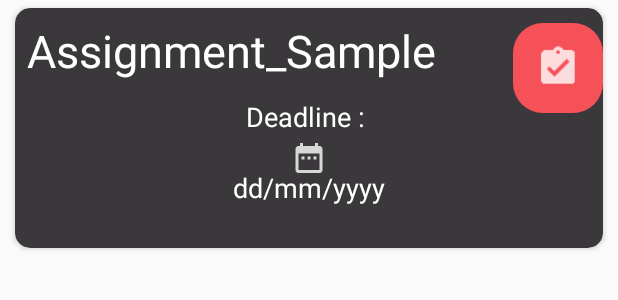
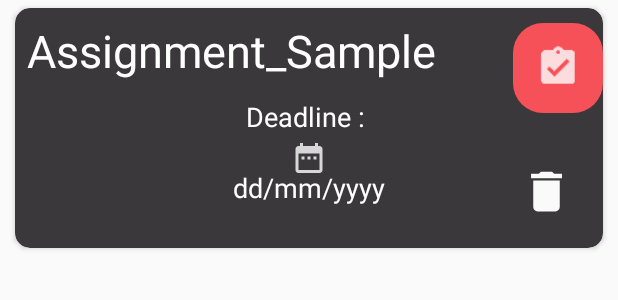
Before and after one commit to madris112/TTAPP, an Android app: the layout pdf_list_cardview.xml on its own in the app's theme, with its tools: preview values and no code run, on a phone screen of 412 x 824 dp. Shown: the top 300 px of the screen. Run offline under Robolectric (Android 15) with nearby library versions, the light colour scheme and no system bars.

Commit message:
delete item

```diff
--- a/app/src/main/java/com/example/ttapp/todaydeadline.java
+++ b/app/src/main/java/com/example/ttapp/todaydeadline.java
@@ -75,8 +75,6 @@ public class todaydeadline extends Fragment {
             @Override
             public void onDataChange(@NonNull DataSnapshot snapshot) {
 
-
-
                 for(DataSnapshot values: snapshot.getChildren()){
 
                     uploadPDF upload = values.getValue(com.example.ttapp.uploadPDF.class);
--- /dev/null
+++ b/app/src/main/res/drawable/ic_baseline_delete_24.xml
@@ -0,0 +1,5 @@
+<vector android:height="35dp" android:tint="#FAFAFA"
+    android:viewportHeight="24" android:viewportWidth="24"
+    android:width="35dp" xmlns:android="http://schemas.android.com/apk/res/android">
+    <path android:fillColor="@android:color/white" android:pathData="M6,19c0,1.1 0.9,2 2,2h8c1.1,0 2,-0.9 2,-2V7H6v12zM19,4h-3.5l-1,-1h-5l-1,1H5v2h14V4z"/>
+</vector>
--- a/app/src/main/res/layout/pdf_list_cardview.xml
+++ b/app/src/main/res/layout/pdf_list_cardview.xml
@@ -73,6 +73,14 @@
             android:layout_marginTop="20dp"
             app:tint = "#ffffff"/>
 
+        <ImageView
+            android:layout_width="wrap_content"
+            android:layout_height="wrap_content"
+            android:src="@drawable/ic_baseline_delete_24"
+            android:layout_gravity="bottom|right"
+            android:id="@+id/delete_pdf"
+            android:padding="20dp"/>
+
 
     </androidx.cardview.widget.CardView>
 
```
Also changed, not shown: app/src/main/java/com/example/ttapp/pdfAdapter.java (+44 -2 lines).
